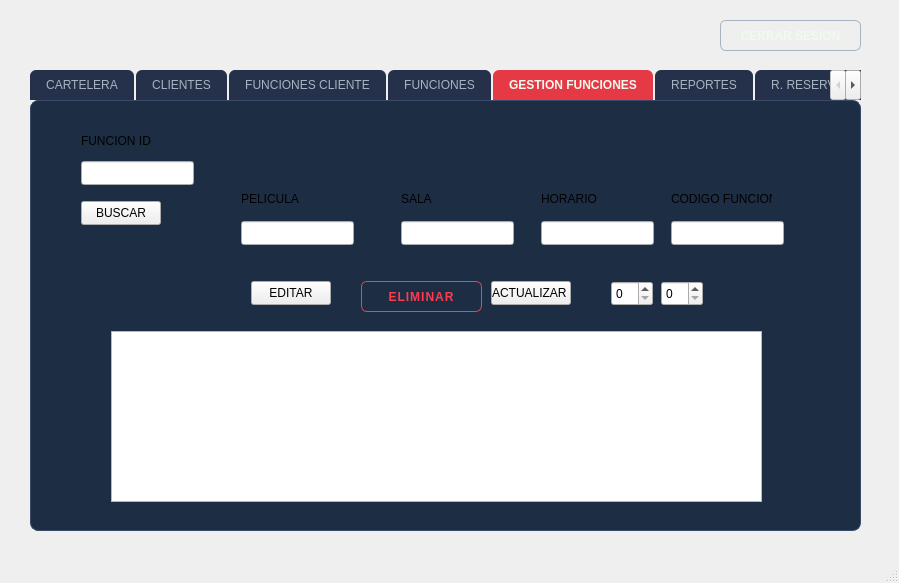
First picture: the form in FASE2/mainwindow.ui, repository SABANd5/EDD_2S2026_PY_202303371, before the edit.
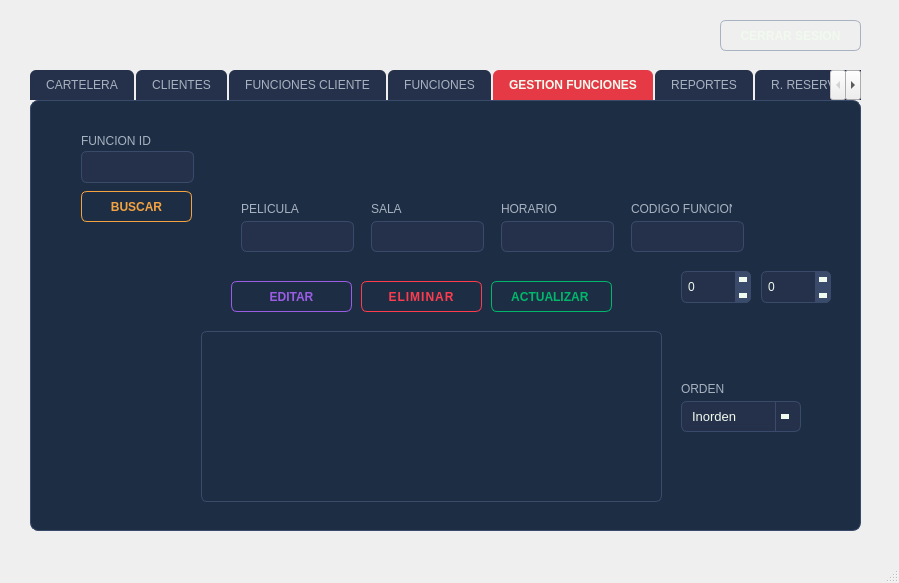
Second picture: the form after the edit. The open tabs and pages were chosen to show the change.

Commit message: Arreglando logica Gestion Funciones

What changed in the file:
```diff
--- a/FASE2/mainwindow.ui
+++ b/FASE2/mainwindow.ui
@@ -629,25 +629,6 @@
          <string>RESERVAR</string>
         </property>
        </widget>
-       <widget class="QLabel" name="label_17">
-        <property name="geometry">
-         <rect>
-          <x>250</x>
-          <y>80</y>
-          <width>111</width>
-          <height>16</height>
-         </rect>
-        </property>
-        <property name="styleSheet">
-         <string notr="true">font-family: &quot;Montserrat Medium&quot;;
-font-size: 12px;
-color: #A8B2C1;
-background: transparent;</string>
-        </property>
-        <property name="text">
-         <string>NOMBRE USUARIO</string>
-        </property>
-       </widget>
        <widget class="QPushButton" name="btnBuscarPelicula">
         <property name="geometry">
          <rect>
@@ -2759,21 +2740,49 @@
         <property name="geometry">
          <rect>
           <x>50</x>
-          <y>60</y>
+          <y>50</y>
           <width>113</width>
-          <height>24</height>
+          <height>32</height>
          </rect>
         </property>
+        <property name="styleSheet">
+         <string notr="true">QLineEdit {
+    background-color: #25314A;
+    border: 1px solid #3A4A6B;
+    border-radius: 6px;
+    padding: 6px 10px;
+    color: #F1FAEE;
+    font-family: &quot;Montserrat&quot;;
+    font-size: 13px;
+}
+QLineEdit:focus {
+    border: 1px solid #4A6FA5;
+}</string>
+        </property>
        </widget>
        <widget class="QLineEdit" name="txtEditSala">
         <property name="geometry">
          <rect>
-          <x>370</x>
+          <x>340</x>
           <y>120</y>
           <width>113</width>
-          <height>24</height>
+          <height>31</height>
          </rect>
         </property>
+        <property name="styleSheet">
+         <string notr="true">QLineEdit {
+    background-color: #25314A;
+    border: 1px solid #3A4A6B;
+    border-radius: 6px;
+    padding: 6px 10px;
+    color: #F1FAEE;
+    font-family: &quot;Montserrat&quot;;
+    font-size: 13px;
+}
+QLineEdit:focus {
+    border: 1px solid #4A6FA5;
+}</string>
+        </property>
        </widget>
        <widget class="QLineEdit" name="txtEditPelicula">
         <property name="geometry">
@@ -2781,59 +2790,228 @@
           <x>210</x>
           <y>120</y>
           <width>113</width>
-          <height>24</height>
+          <height>31</height>
          </rect>
         </property>
+        <property name="styleSheet">
+         <string notr="true">QLineEdit {
+    background-color: #25314A;
+    border: 1px solid #3A4A6B;
+    border-radius: 6px;
+    padding: 6px 10px;
+    color: #F1FAEE;
+    font-family: &quot;Montserrat&quot;;
+    font-size: 13px;
+}
+QLineEdit:focus {
+    border: 1px solid #4A6FA5;
+}</string>
+        </property>
        </widget>
        <widget class="QLineEdit" name="txtEditHorario">
         <property name="geometry">
          <rect>
-          <x>510</x>
+          <x>470</x>
           <y>120</y>
           <width>113</width>
-          <height>24</height>
+          <height>31</height>
          </rect>
         </property>
+        <property name="styleSheet">
+         <string notr="true">QLineEdit {
+    background-color: #25314A;
+    border: 1px solid #3A4A6B;
+    border-radius: 6px;
+    padding: 6px 10px;
+    color: #F1FAEE;
+    font-family: &quot;Montserrat&quot;;
+    font-size: 13px;
+}
+QLineEdit:focus {
+    border: 1px solid #4A6FA5;
+}</string>
+        </property>
        </widget>
        <widget class="QSpinBox" name="spinEditCol">
         <property name="geometry">
          <rect>
-          <x>580</x>
-          <y>180</y>
-          <width>42</width>
-          <height>25</height>
+          <x>650</x>
+          <y>170</y>
+          <width>70</width>
+          <height>32</height>
          </rect>
         </property>
+        <property name="styleSheet">
+         <string notr="true">QSpinBox {
+    background-color: #25314A;
+    border: 1px solid #3A4A6B;
+    border-radius: 6px;
+    padding: 4px;
+    color: #F1FAEE;
+}
+
+QSpinBox:hover {
+    border: 1px solid #4A6FA5;
+}
+
+QSpinBox:focus {
+    border: 1px solid #4A6FA5;
+}
+
+QSpinBox::up-button {
+    subcontrol-origin: border;
+    subcontrol-position: top right;
+    width: 16px;
+    background-color: #3A4A6B;
+    border-top-right-radius: 6px;
+    border: none;
+}
+
+QSpinBox::down-button {
+    subcontrol-origin: border;
+    subcontrol-position: bottom right;
+    width: 16px;
+    background-color: #3A4A6B;
+    border-bottom-right-radius: 6px;
+    border: none;
+}
+
+QSpinBox::up-button:hover {
+    background-color: #2A9D6F;
+}
+
+QSpinBox::down-button:hover {
+    background-color: #E63946;
+}
+
+QSpinBox::up-arrow {
+    width: 0px;
+    height: 0px;
+    border-left: 4px solid transparent;
+    border-right: 4px solid transparent;
+    border-bottom: 5px solid #F1FAEE;
+}
+
+QSpinBox::down-arrow {
+    width: 0px;
+    height: 0px;
+    border-left: 4px solid transparent;
+    border-right: 4px solid transparent;
+    border-top: 5px solid #F1FAEE;
+}</string>
+        </property>
        </widget>
        <widget class="QSpinBox" name="spinEditFila">
         <property name="geometry">
          <rect>
-          <x>630</x>
-          <y>180</y>
-          <width>42</width>
-          <height>25</height>
+          <x>730</x>
+          <y>170</y>
+          <width>70</width>
+          <height>32</height>
          </rect>
         </property>
+        <property name="styleSheet">
+         <string notr="true">QSpinBox {
+    background-color: #25314A;
+    border: 1px solid #3A4A6B;
+    border-radius: 6px;
+    padding: 4px;
+    color: #F1FAEE;
+}
+
+QSpinBox:hover {
+    border: 1px solid #4A6FA5;
+}
+
+QSpinBox:focus {
+    border: 1px solid #4A6FA5;
+}
+
+QSpinBox::up-button {
+    subcontrol-origin: border;
+    subcontrol-position: top right;
+    width: 16px;
+    background-color: #3A4A6B;
+    border-top-right-radius: 6px;
+    border: none;
+}
+
+QSpinBox::down-button {
+    subcontrol-origin: border;
+    subcontrol-position: bottom right;
+    width: 16px;
+    background-color: #3A4A6B;
+    border-bottom-right-radius: 6px;
+    border: none;
+}
+
+QSpinBox::up-button:hover {
+    background-color: #2A9D6F;
+}
+
+QSpinBox::down-button:hover {
+    background-color: #E63946;
+}
+
+QSpinBox::up-arrow {
+    width: 0px;
+    height: 0px;
+    border-left: 4px solid transparent;
+    border-right: 4px solid transparent;
+    border-bottom: 5px solid #F1FAEE;
+}
+
+QSpinBox::down-arrow {
+    width: 0px;
+    height: 0px;
+    border-left: 4px solid transparent;
+    border-right: 4px solid transparent;
+    border-top: 5px solid #F1FAEE;
+}</string>
+        </property>
        </widget>
        <widget class="QTableWidget" name="tblFuncionesRegistradas">
         <property name="geometry">
          <rect>
-          <x>80</x>
+          <x>170</x>
           <y>230</y>
-          <width>651</width>
+          <width>461</width>
           <height>171</height>
          </rect>
         </property>
+        <property name="styleSheet">
+         <string notr="true">QTableWidget {
+    background-color: #1D2D44;
+    alternate-background-color: #25314A;
+    color: #F1FAEE;
+    gridline-color: #3A4A6B;
+    border-radius: 6px;
+    border: 1px solid #3A4A6B;
+}
+QHeaderView::section {
+    background-color: #0D1321;
+    color: #F1FAEE;
+    padding: 6px;
+    border: none;
+    font-weight: bold;
+}</string>
+        </property>
        </widget>
        <widget class="QLabel" name="label_46">
         <property name="geometry">
          <rect>
           <x>50</x>
           <y>30</y>
-          <width>91</width>
+          <width>71</width>
           <height>20</height>
          </rect>
         </property>
+        <property name="styleSheet">
+         <string notr="true">font-family: &quot;Montserrat &quot;;
+font-size: 12px;
+color: #A8B2C1;
+background: transparent;</string>
+        </property>
         <property name="text">
          <string>FUNCION ID</string>
         </property>
@@ -2842,11 +3020,17 @@
         <property name="geometry">
          <rect>
           <x>210</x>
-          <y>90</y>
+          <y>100</y>
           <width>61</width>
           <height>16</height>
          </rect>
         </property>
+        <property name="styleSheet">
+         <string notr="true">font-family: &quot;Montserrat &quot;;
+font-size: 12px;
+color: #A8B2C1;
+background: transparent;</string>
+        </property>
         <property name="text">
          <string>PELICULA</string>
         </property>
@@ -2854,12 +3038,18 @@
        <widget class="QLabel" name="label_48">
         <property name="geometry">
          <rect>
-          <x>370</x>
-          <y>90</y>
+          <x>340</x>
+          <y>100</y>
           <width>51</width>
           <height>16</height>
          </rect>
         </property>
+        <property name="styleSheet">
+         <string notr="true">font-family: &quot;Montserrat &quot;;
+font-size: 12px;
+color: #A8B2C1;
+background: transparent;</string>
+        </property>
         <property name="text">
          <string>SALA</string>
         </property>
@@ -2867,12 +3057,18 @@
        <widget class="QLabel" name="label_49">
         <property name="geometry">
          <rect>
-          <x>510</x>
-          <y>90</y>
+          <x>470</x>
+          <y>100</y>
           <width>61</width>
           <height>16</height>
          </rect>
         </property>
+        <property name="styleSheet">
+         <string notr="true">font-family: &quot;Montserrat &quot;;
+font-size: 12px;
+color: #A8B2C1;
+background: transparent;</string>
+        </property>
         <property name="text">
          <string>HORARIO</string>
         </property>
@@ -2880,12 +3076,33 @@
        <widget class="QPushButton" name="btnEditFuncion">
         <property name="geometry">
          <rect>
-          <x>220</x>
+          <x>200</x>
           <y>180</y>
-          <width>80</width>
-          <height>24</height>
+          <width>121</width>
+          <height>31</height>
          </rect>
         </property>
+        <property name="styleSheet">
+         <string notr="true">/* AÑADIR BENEFICIO */
+QPushButton {
+    background-color: transparent;
+    color: #9B5DE5;
+    border: 1px solid #9B5DE5;
+    border-radius: 6px;
+    padding: 8px 16px;
+    font-family: &quot;Montserrat SemiBold&quot;;
+    font-weight: 600;
+}
+QPushButton:hover {
+    background-color: #9B5DE5;
+    color: #F1FAEE;
+}
+QPushButton:pressed {
+    background-color: #7E3FCC;
+    border: 1px solid #7E3FCC;
+    color: #F1FAEE;
+}</string>
+        </property>
         <property name="text">
          <string>EDITAR</string>
         </property>
@@ -2930,10 +3147,31 @@
          <rect>
           <x>460</x>
           <y>180</y>
-          <width>80</width>
-          <height>24</height>
+          <width>121</width>
+          <height>31</height>
          </rect>
         </property>
+        <property name="styleSheet">
+         <string notr="true">/* APROBAR */
+QPushButton {
+    background-color: transparent;
+    color: #00B86B;
+    border: 1px solid #00B86B;
+    border-radius: 6px;
+    padding: 8px 16px;
+    font-family: &quot;Montserrat SemiBold&quot;;
+    font-weight: 600;
+}
+QPushButton:hover {
+    background-color: #00B86B;
+    color: #F1FAEE;
+}
+QPushButton:pressed {
+    background-color: #009957;
+    border: 1px solid #009957;
+    color: #F1FAEE;
+}</string>
+        </property>
         <property name="text">
          <string>ACTUALIZAR </string>
         </property>
@@ -2942,11 +3180,31 @@
         <property name="geometry">
          <rect>
           <x>50</x>
-          <y>100</y>
-          <width>80</width>
-          <height>24</height>
+          <y>90</y>
+          <width>111</width>
+          <height>31</height>
          </rect>
         </property>
+        <property name="styleSheet">
+         <string notr="true">QPushButton {
+    background-color: transparent;
+    color: #F4A340;
+    border: 1px solid #F4A340;
+    border-radius: 6px;
+    padding: 6px 14px;
+    font-family: &quot;Montserrat&quot;;
+    font-weight: 600;
+}
+QPushButton:hover {
+    background-color: #F4A340;
+    color: #0D1321;
+}
+QPushButton:pressed {
+    background-color: #D4872A;
+    border: 1px solid #D4872A;
+    color: #0D1321;
+}</string>
+        </property>
         <property name="text">
          <string>BUSCAR</string>
         </property>
@@ -2957,15 +3215,29 @@
         </property>
         <property name="geometry">
          <rect>
-          <x>640</x>
+          <x>600</x>
           <y>120</y>
           <width>113</width>
-          <height>24</height>
+          <height>31</height>
          </rect>
         </property>
         <property name="cursor">
          <cursorShape>SizeAllCursor</cursorShape>
         </property>
+        <property name="styleSheet">
+         <string notr="true">QLineEdit {
+    background-color: #25314A;
+    border: 1px solid #3A4A6B;
+    border-radius: 6px;
+    padding: 6px 10px;
+    color: #F1FAEE;
+    font-family: &quot;Montserrat&quot;;
+    font-size: 13px;
+}
+QLineEdit:focus {
+    border: 1px solid #4A6FA5;
+}</string>
+        </property>
         <property name="readOnly">
          <bool>true</bool>
         </property>
@@ -2973,16 +3245,102 @@
        <widget class="QLabel" name="label_56">
         <property name="geometry">
          <rect>
-          <x>640</x>
-          <y>90</y>
+          <x>600</x>
+          <y>100</y>
           <width>101</width>
           <height>16</height>
          </rect>
         </property>
+        <property name="styleSheet">
+         <string notr="true">font-family: &quot;Montserrat &quot;;
+font-size: 12px;
+color: #A8B2C1;
+background: transparent;</string>
+        </property>
         <property name="text">
          <string>CODIGO FUNCION</string>
         </property>
        </widget>
+       <widget class="QLabel" name="label_17">
+        <property name="geometry">
+         <rect>
+          <x>650</x>
+          <y>280</y>
+          <width>49</width>
+          <height>16</height>
+         </rect>
+        </property>
+        <property name="styleSheet">
+         <string notr="true">font-family: &quot;Montserrat &quot;;
+font-size: 12px;
+color: #A8B2C1;
+background: transparent;</string>
+        </property>
+        <property name="text">
+         <string>ORDEN </string>
+        </property>
+       </widget>
+       <widget class="QComboBox" name="cmbGestionFuncion">
+        <property name="geometry">
+         <rect>
+          <x>650</x>
+          <y>300</y>
+          <width>120</width>
+          <height>31</height>
+         </rect>
+        </property>
+        <property name="styleSheet">
+         <string notr="true">QComboBox {
+    background-color: #25314A;
+    border: 1px solid #3A4A6B;
+    border-radius: 6px;
+    padding: 6px 10px;
+    color: #F1FAEE;
+    font-family: &quot;Montserrat&quot;;
+    font-size: 13px;
+}
+QComboBox:hover {
+    border: 1px solid #E63946;
+}
+QComboBox::drop-down {
+    subcontrol-origin: padding;
+    subcontrol-position: top right;
+    width: 24px;
+    border-left: 1px solid #3A4A6B;
+}
+QComboBox::down-arrow {
+    width: 0px;
+    height: 0px;
+    border-left: 4px solid transparent;
+    border-right: 4px solid transparent;
+    border-top: 5px solid #F1FAEE;
+    margin-right: 6px;
+}
+QComboBox QAbstractItemView {
+    background-color: #1D2D44;
+    border: 1px solid #3A4A6B;
+    color: #F1FAEE;
+    selection-background-color: #E63946;
+    selection-color: #F1FAEE;
+    outline: none;
+}</string>
+        </property>
+        <item>
+         <property name="text">
+          <string>Inorden</string>
+         </property>
+        </item>
+        <item>
+         <property name="text">
+          <string>Preorden</string>
+         </property>
+        </item>
+        <item>
+         <property name="text">
+          <string>Postorden</string>
+         </property>
+        </item>
+       </widget>
       </widget>
       <widget class="QWidget" name="tab_7">
        <attribute name="title">
```
Left out of the diff: 662 changed lines with no effect on the pictures. The commit also changes 3 other files.
